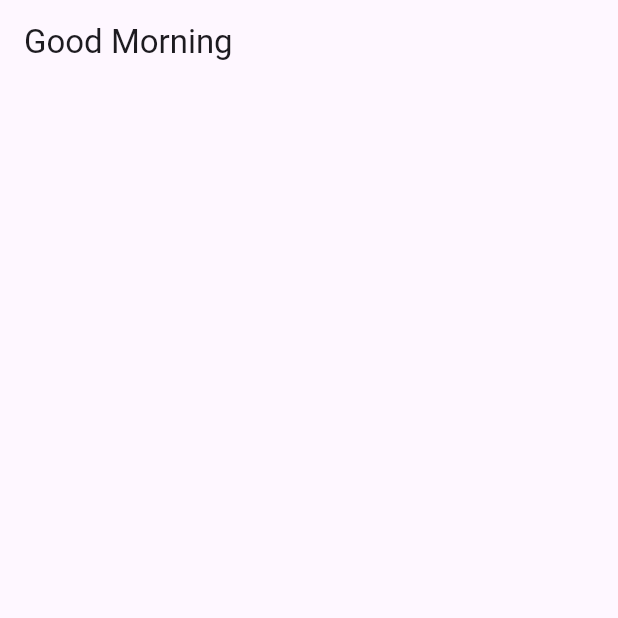
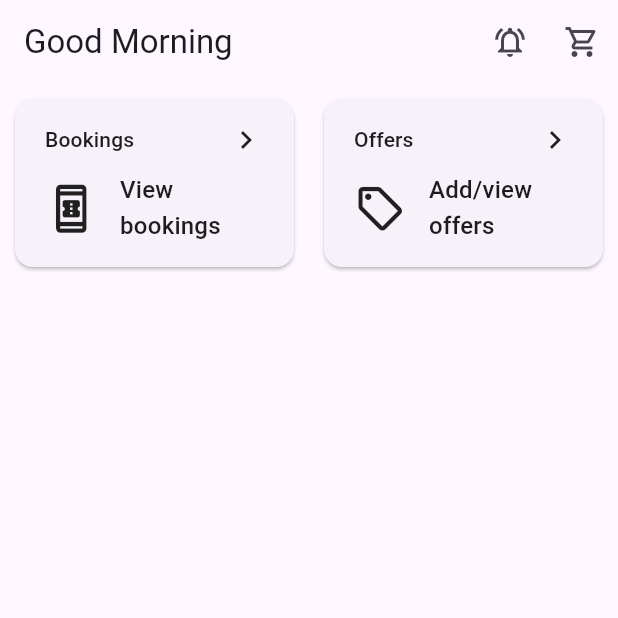
Before and after one commit to Uvais-Mohammad/auto_cart, a Flutter app: the screen it shows after launch, on a phone screen of 412 x 824 dp, the top half of it. Run offline on Flutter 3.47's test engine with Material 3 defaults, Android fonts, the phone set to English and light mode, and no system bars; our stand-ins replace flutter_riverpod.

Commit message:
Add app bar and primary cards to home screen

```diff
--- a/lib/src/features/home/screens/home_screen.dart
+++ b/lib/src/features/home/screens/home_screen.dart
@@ -1,3 +1,5 @@
+import 'package:auto_cart/src/features/home/widgets/app_bar.dart';
+import 'package:auto_cart/src/features/home/widgets/primary_card.dart';
 import 'package:flutter/material.dart';
 import 'package:flutter_riverpod/flutter_riverpod.dart';
 
@@ -11,10 +13,31 @@ class HomeScreen extends ConsumerStatefulWidget {
 class _HomeScreenState extends ConsumerState<HomeScreen> {
   @override
   Widget build(BuildContext context) {
-    return Scaffold(
-      appBar: AppBar(
-        title: const Text('Good Morning'),
-      ),
-    );
+    return const Scaffold(
+        appBar: MyAppBar(),
+        body: SingleChildScrollView(
+          child: Column(
+            children: [
+              Row(
+                children: [
+                  Expanded(
+                    child: PrimaryCard(
+                      title: 'Bookings',
+                      subtitle: 'View\nbookings',
+                      icon: Icons.book_online_outlined,
+                    ),
+                  ),
+                  Expanded(
+                    child: PrimaryCard(
+                      title: 'Offers',
+                      subtitle: 'Add/view\noffers',
+                      icon: Icons.local_offer_outlined,
+                    ),
+                  ),
+                ],
+              )
+            ],
+          ),
+        ));
   }
 }
```
